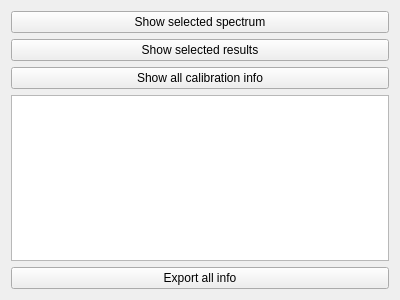
Before: the Qt Designer form Orbitool/UI/CalibrationInfo.ui in l460289052/Orbitool, drawn with Qt 5.
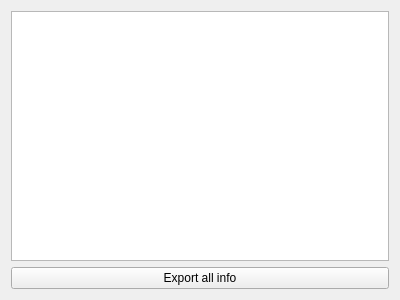
After: the same form once the commit is applied.

Commit message: calibration info show finish

The edit to the form file:
```diff
--- a/Orbitool/UI/CalibrationInfo.ui
+++ b/Orbitool/UI/CalibrationInfo.ui
@@ -14,39 +14,6 @@
    <string>Form</string>
   </property>
   <layout class="QVBoxLayout" name="verticalLayout">
-   <item>
-    <widget class="QPushButton" name="showSpectrumPushButton">
-     <property name="text">
-      <string>Show selected spectrum</string>
-     </property>
-    </widget>
-   </item>
-   <item>
-    <widget class="QPushButton" name="showSelectedPushButton">
-     <property name="sizePolicy">
-      <sizepolicy hsizetype="Preferred" vsizetype="Fixed">
-       <horstretch>0</horstretch>
-       <verstretch>0</verstretch>
-      </sizepolicy>
-     </property>
-     <property name="text">
-      <string>Show selected results</string>
-     </property>
-    </widget>
-   </item>
-   <item>
-    <widget class="QPushButton" name="showAllPushButton">
-     <property name="sizePolicy">
-      <sizepolicy hsizetype="Preferred" vsizetype="Fixed">
-       <horstretch>0</horstretch>
-       <verstretch>0</verstretch>
-      </sizepolicy>
-     </property>
-     <property name="text">
-      <string>Show all calibration info</string>
-     </property>
-    </widget>
-   </item>
    <item>
     <widget class="QTableWidget" name="tableWidget">
      <property name="sizePolicy">
```
The commit also changes 13 other files.
